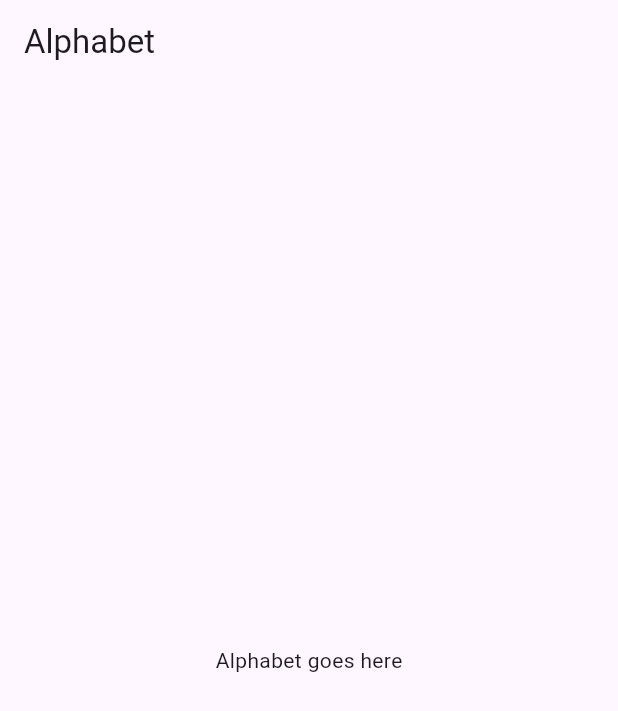
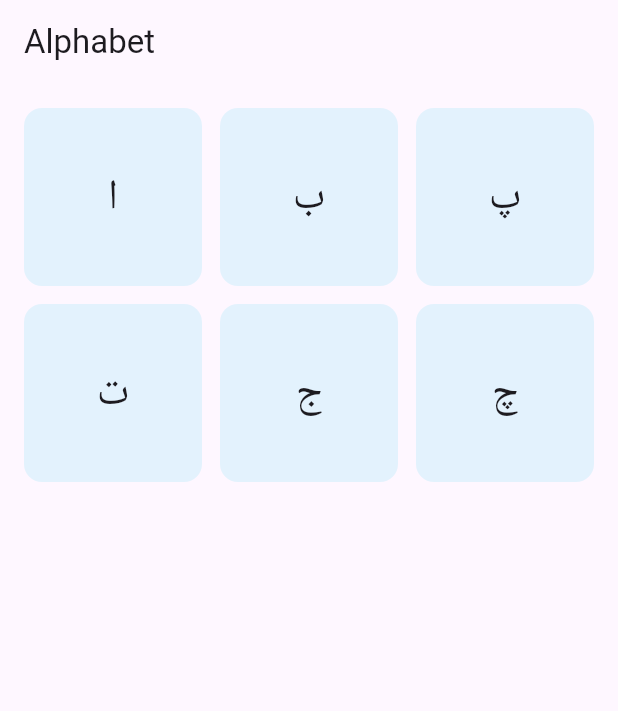
Before and after one commit to RobiTobiGoGetGo/nivis_flutter, a Flutter app: the screen it shows after launch, on a phone screen of 412 x 824 dp. Shown: the top 711 px of the screen. Run offline on Flutter 3.47's test engine with Material 3 defaults, Android fonts, the phone set to English and light mode, and no system bars.

Commit message:
feat: implement tappable Sorani alphabet grid with audio feedback

```diff
--- a/lib/features/alphabet/alphabet_screen.dart
+++ b/lib/features/alphabet/alphabet_screen.dart
@@ -1,23 +1,59 @@
 import 'package:flutter/material.dart';
+import 'package:flutter/services.dart';
 
 /// Alphabet learning screen
 /// Goal:
 /// - Show Sorani letters
-/// - Tap → play audio
+/// - Tap to play audio
 class AlphabetScreen extends StatelessWidget {
   const AlphabetScreen({super.key});
 
+  static const List<String> _letters = <String>['ا', 'ب', 'پ', 'ت', 'ج', 'چ'];
+
+  Future<void> _onLetterTap(BuildContext context, String letter) async {
+    // Minimal audio feedback until dedicated per-letter audio files are wired.
+    await SystemSound.play(SystemSoundType.click);
+
+    if (context.mounted) {
+      ScaffoldMessenger.of(context).showSnackBar(
+        SnackBar(content: Text('Tapped: $letter')),
+      );
+    }
+  }
+
   @override
   Widget build(BuildContext context) {
-    // TODO:
-    // Create a grid of letters
-    // Each item should be tappable
-    // On tap → play audio
-
     return Scaffold(
       appBar: AppBar(title: const Text('Alphabet')),
-      body: const Center(
-        child: Text('Alphabet goes here'),
+      body: GridView.builder(
+        padding: const EdgeInsets.all(16),
+        itemCount: _letters.length,
+        gridDelegate: const SliverGridDelegateWithFixedCrossAxisCount(
+          crossAxisCount: 3,
+          crossAxisSpacing: 12,
+          mainAxisSpacing: 12,
+          childAspectRatio: 1,
+        ),
+        itemBuilder: (BuildContext context, int index) {
+          final String letter = _letters[index];
+          return Material(
+            color: Colors.blue.shade50,
+            borderRadius: BorderRadius.circular(12),
+            child: InkWell(
+              borderRadius: BorderRadius.circular(12),
+              onTap: () {
+                print('Tapped letter: $letter');
+                _onLetterTap(context, letter);
+                },
+              child: Center(
+                child: Text(
+                  letter,
+                  style: Theme.of(context).textTheme.headlineMedium,
+                ),
+              ),
+            ),
+          );
+        },
       ),
     );
   }
```
